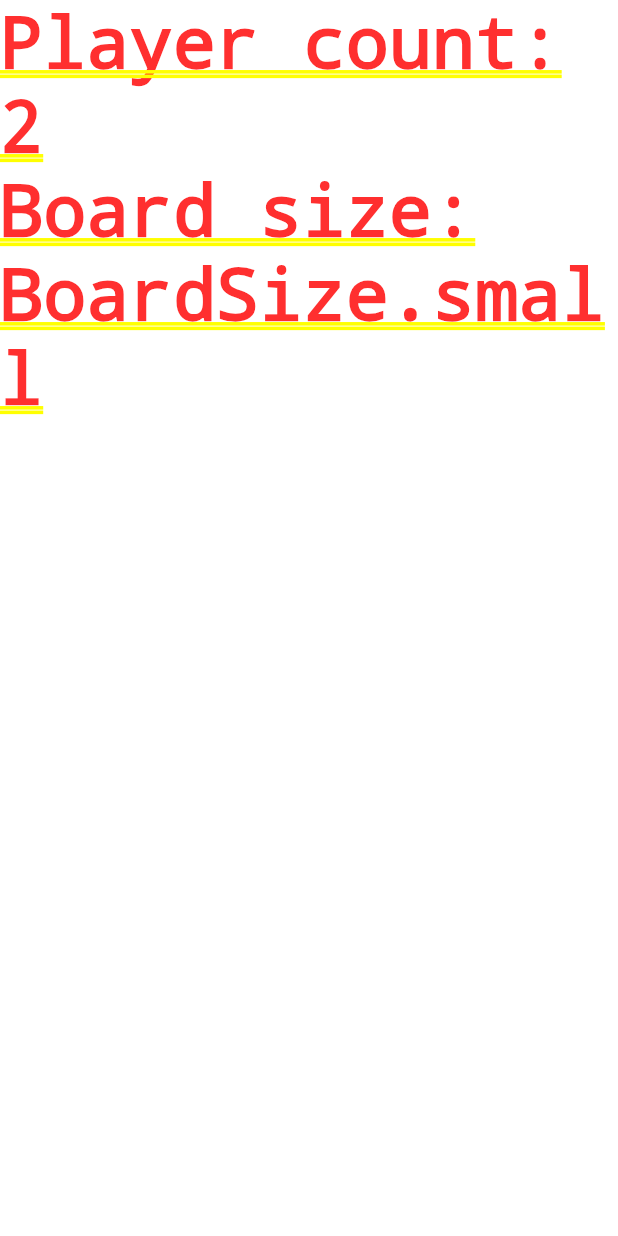
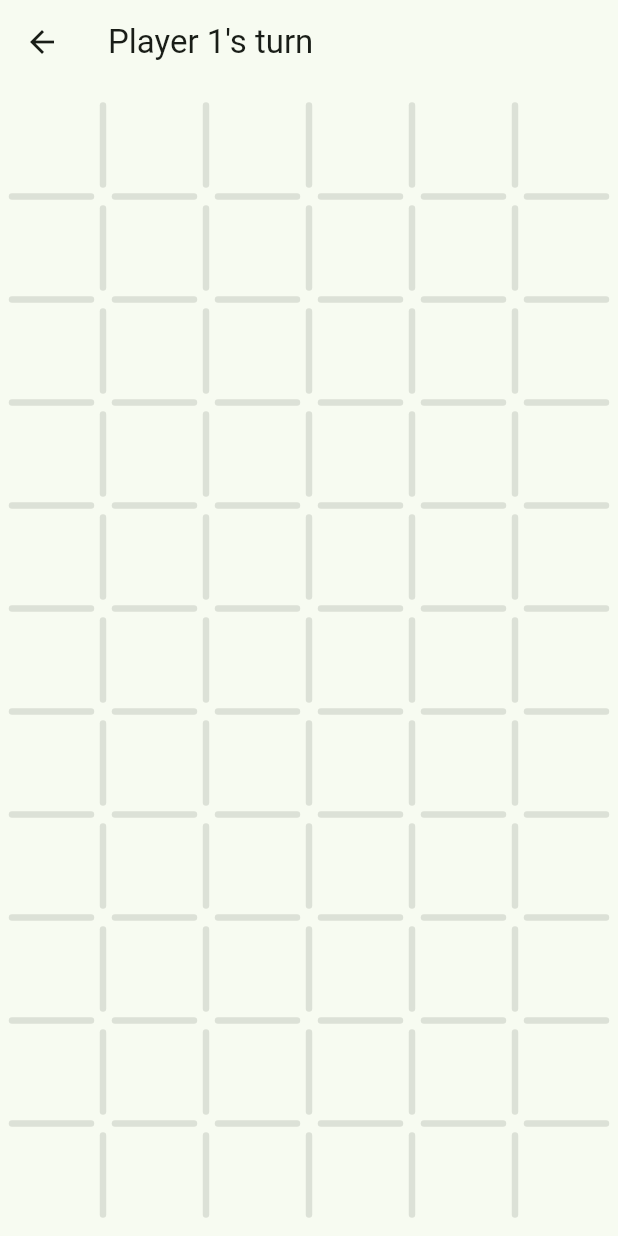
Before and after one commit to hamthelegend/plutonium, a Flutter app: the GamePageController screen opened by its route, on a phone screen of 412 x 824 dp. Run offline on Flutter 3.47's test engine with Material 3 defaults, Android fonts, the phone set to English and light mode, and no system bars; our stand-ins replace go_router.

Commit message:
Implemented a working board canvas that allows players to add orbs, but without the reaction function just yet

```diff
--- a/lib/logic/board.dart
+++ b/lib/logic/board.dart
@@ -103,8 +103,11 @@ class Board {
     return cell.mass >= cellType.criticalMass;
   }
 
-  UnreactedTable playedAt(
-      {required int x, required int y, required int player}) {
+  UnreactedTable playedAt({
+    required int x,
+    required int y,
+    required int player,
+  }) {
     if (critical) {
       throw MustReactFirstException();
     }
--- a/lib/logic/constants.dart
+++ b/lib/logic/constants.dart
@@ -1,3 +1,5 @@
+import 'package:flutter/material.dart';
+
 const playerCounts = [2, 3, 4, 5, 6, 7, 8];
 
 enum BoardSize {
@@ -14,3 +16,14 @@ enum BoardSize {
     required this.height,
   });
 }
+
+const playerColors = [
+  Colors.red,
+  Colors.orange,
+  Colors.yellow,
+  Colors.green,
+  Colors.blue,
+  Colors.indigo,
+  Colors.purple,
+  Colors.pink,
+];
--- a/lib/ui/game/game_page.dart
+++ b/lib/ui/game/game_page.dart
@@ -1,24 +1,30 @@
 import 'package:flutter/material.dart';
-
-import '../../logic/constants.dart';
+import 'package:plutonium/logic/game_state.dart';
+import 'package:plutonium/ui/game/components/board_canvas.dart';
 
 class GamePage extends StatelessWidget {
-  final int playerCount;
-  final BoardSize boardSize;
+  final GameState state;
+  final void Function({
+    required int cellColumn,
+    required int cellRow,
+  }) onPlayedAt;
 
   const GamePage({
     super.key,
-    required this.playerCount,
-    required this.boardSize,
+    required this.state,
+    required this.onPlayedAt,
   });
 
   @override
   Widget build(BuildContext context) {
-    return Column(
-      children: [
-        Text('Player count: $playerCount'),
-        Text('Board size: $boardSize'),
-      ],
+    return Scaffold(
+      appBar: AppBar(title: Text("Player ${state.currentPlayer + 1}'s turn")),
+      body: Center(
+        child: BoardCanvas(
+          board: state.table.board,
+          onPlayedAt: onPlayedAt,
+        ),
+      ),
     );
   }
 }
--- a/lib/ui/game/game_page_controller.dart
+++ b/lib/ui/game/game_page_controller.dart
@@ -1,4 +1,5 @@
 import 'package:flutter/material.dart';
+import 'package:plutonium/logic/game_state.dart';
 import 'package:plutonium/ui/game/game_page.dart';
 
 import '../../logic/constants.dart';
@@ -18,11 +19,24 @@ class GamePageController extends StatefulWidget {
 }
 
 class _GamePageControllerState extends State<GamePageController> {
+  late GameState state;
+
+  @override
+  void initState() {
+    super.initState();
+    state = GameState.ofSize(
+      playerCount: widget.playerCount,
+      boardWidth: widget.boardSize.width,
+      boardHeight: widget.boardSize.height,
+    );
+  }
+
   @override
   Widget build(BuildContext context) {
     return GamePage(
-      playerCount: widget.playerCount,
-      boardSize: widget.boardSize,
+      state: state,
+      onPlayedAt: ({required cellColumn, required cellRow}) =>
+          setState(() => state = state.playedAt(x: cellColumn, y: cellRow)),
     );
   }
 }
```
Also changed, not shown: lib/ui/game/components/board_canvas.dart (added, +177 -0 lines).
